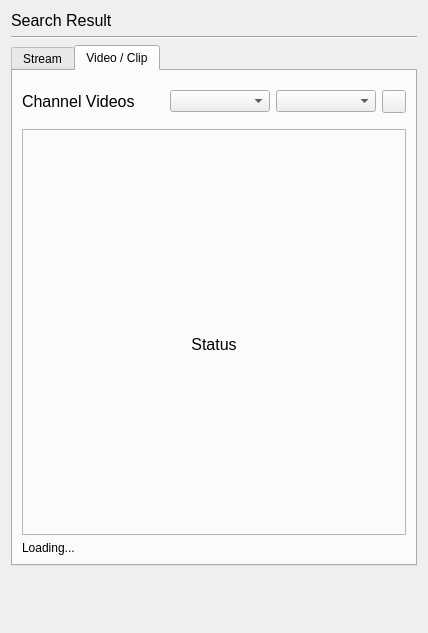
Old version of the form resources/ui/searchResult.ui in the repository devhotteok/TwitchLink.
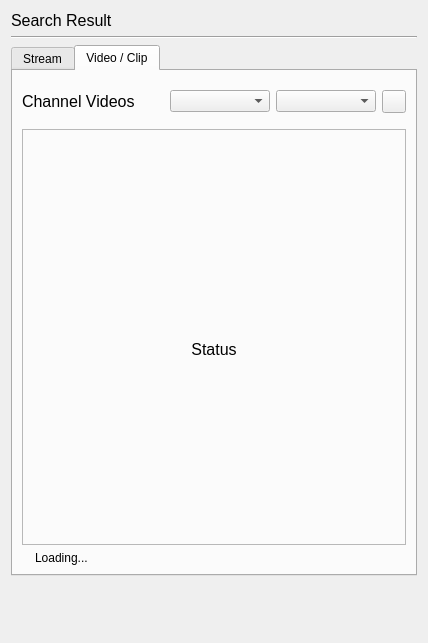
New version of the form. The open tabs and pages were chosen to show the change. Icons and pictures are not drawn.

Patch:
```diff
--- a/resources/ui/searchResult.ui
+++ b/resources/ui/searchResult.ui
@@ -7,14 +7,9 @@
     <x>0</x>
     <y>0</y>
     <width>426</width>
-    <height>622</height>
+    <height>643</height>
    </rect>
   </property>
-  <property name="font">
-   <font>
-    <pointsize>9</pointsize>
-   </font>
-  </property>
   <property name="windowTitle">
    <string>Search Result</string>
   </property>
@@ -683,6 +678,40 @@
         </widget>
        </item>
        <item>
+        <widget class="QWidget" name="loadingInfoArea" native="true">
+         <layout class="QHBoxLayout" name="loadingInfoAreaLayout">
+          <property name="leftMargin">
+           <number>0</number>
+          </property>
+          <property name="topMargin">
+           <number>0</number>
+          </property>
+          <property name="rightMargin">
+           <number>0</number>
+          </property>
+          <property name="bottomMargin">
+           <number>0</number>
+          </property>
+          <item>
+           <widget class="QLabel" name="loadingIcon">
+            <property name="sizePolicy">
+             <sizepolicy hsizetype="Fixed" vsizetype="Fixed">
+              <horstretch>0</horstretch>
+              <verstretch>0</verstretch>
+             </sizepolicy>
+            </property>
+            <property name="pixmap">
+             <pixmap>../icons/info.svg</pixmap>
+            </property>
+            <property name="scaledContents">
+             <bool>true</bool>
+            </property>
+            <property name="alignment">
+             <set>Qt::AlignCenter</set>
+            </property>
+           </widget>
+          </item>
+          <item>
         <widget class="QLabel" name="loadingLabel">
          <property name="sizePolicy">
           <sizepolicy hsizetype="Preferred" vsizetype="Preferred">
@@ -703,6 +732,9 @@
        </item>
       </layout>
      </widget>
+       </item>
+      </layout>
+     </widget>
     </widget>
    </item>
    <item>
```
Left out of the diff: 12 changed lines with no effect on the pictures. Lines whose indentation alone changed are shown as unchanged.
